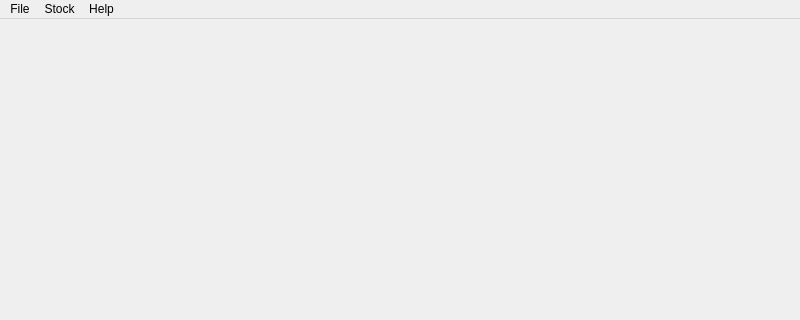
Qt form mainwindow.ui (RichardGladman/CarDealer) before a commit; both pictures show x 0 to 800 and y 0 to 320 of the 800 by 600 pixel window.
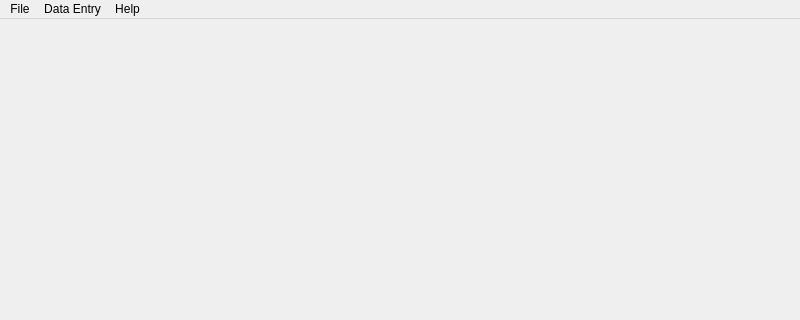
The same form after that commit. Icons and pictures are not drawn.

```diff
--- a/mainwindow.ui
+++ b/mainwindow.ui
@@ -40,7 +40,7 @@
    </widget>
    <widget class="QMenu" name="menuStock">
     <property name="title">
-     <string>Stock</string>
+     <string>Data Entry</string>
     </property>
     <addaction name="actionVehicles"/>
    </widget>
```
Left out of the diff: 22 changed lines with no effect on the pictures.
